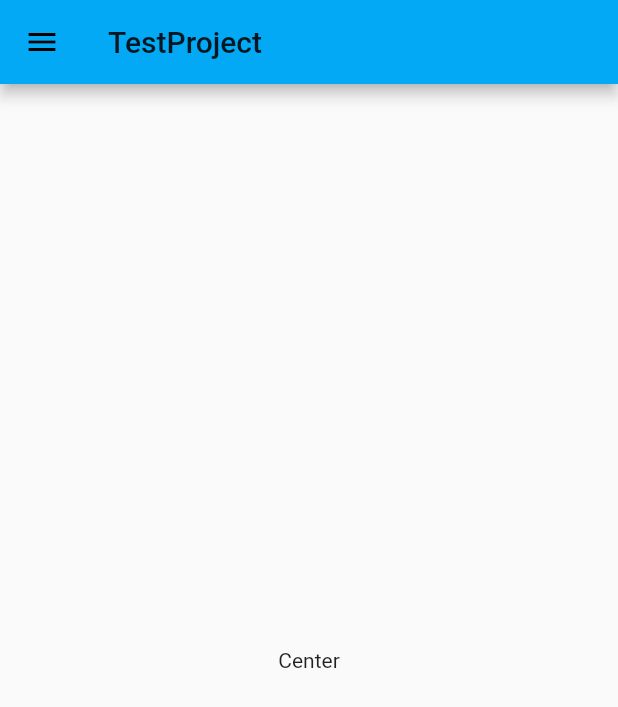
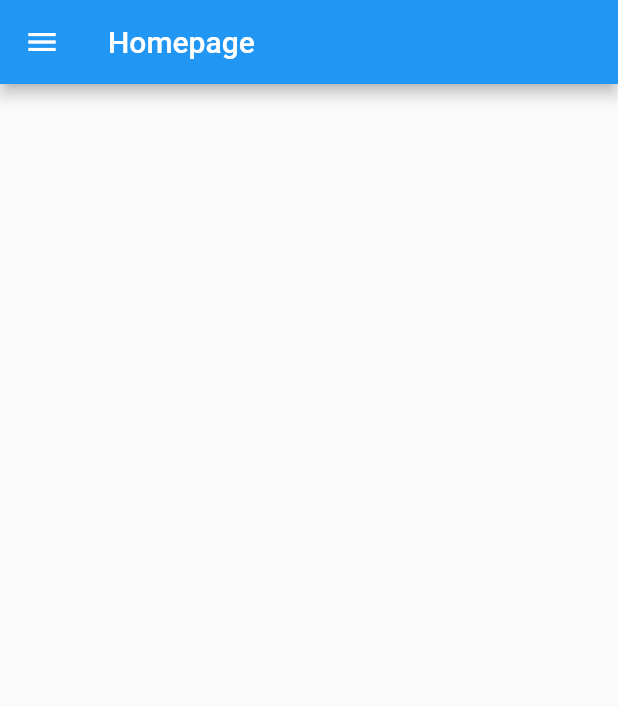
Before and after one commit to the-bang-project/project-bang-music, a Flutter app: the screen it shows after launch, on a phone screen of 412 x 824 dp. Shown: the top 707 px of the screen. Run offline on Flutter 3.47's test engine with Material 2 defaults, Android fonts, the phone set to English and light mode, and no system bars.

Commit message:
Redo the theme

```diff
--- a/lib/main.dart
+++ b/lib/main.dart
@@ -8,8 +8,9 @@ class MyApp extends StatelessWidget {
     return new MaterialApp(
       title: 'Bang Music',
       theme: new ThemeData(
-        primaryColor: Colors.lightBlue,
+        primaryColor: Colors.blue,
         backgroundColor: Colors.white,
+        textTheme: Theme.of(context).textTheme.apply(bodyColor: Colors.white),
       ),
       home: new MyHomePage(),
     );
@@ -28,7 +29,7 @@ class _MyHomePageState extends State<MyHomePage> {
   Widget build(BuildContext context) {
     return new Scaffold(
       appBar: new AppBar(
-        title: new Text('TestProject'),
+        title: new Text('Homepage'),
       ),
       drawer: new Drawer(
           child: new ListView(
@@ -50,11 +51,6 @@ class _MyHomePageState extends State<MyHomePage> {
             ],
           )
       ),
-      body: new Center(
-        child: new Text(
-          'Center',
-        ),
-      ),
     );
   }
 }
```
